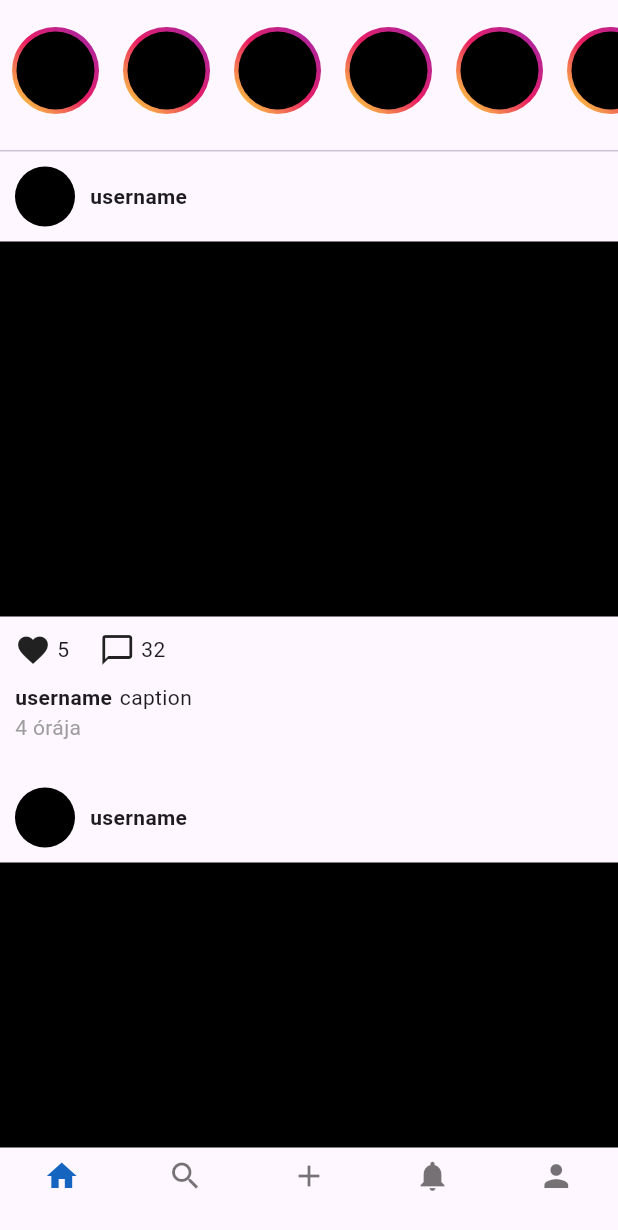
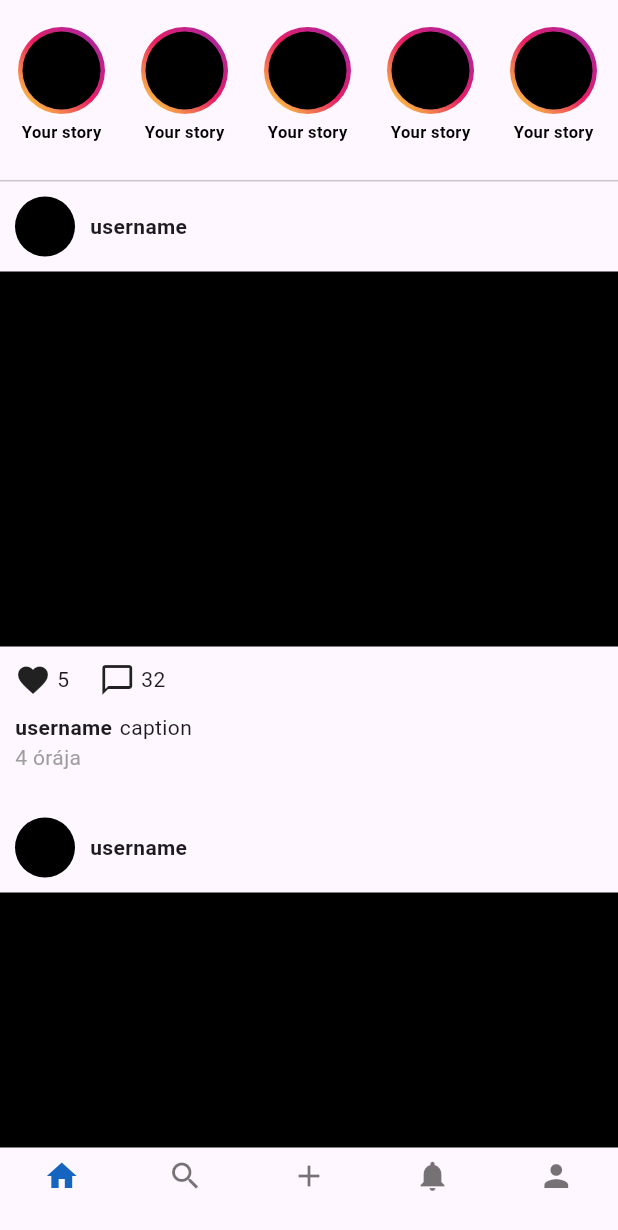
Before and after one commit to kyletaylor94/Instapp-Flutter-, a Flutter app: the screen it shows after launch, on a phone screen of 412 x 824 dp. Shown: the top 1230 px of the screen. Run offline on Flutter 3.47's test engine with Material 3 defaults, Android fonts, the phone set to English and light mode, and no system bars; our stand-ins replace image_picker.

Commit message:
ui bugfix on feedview stories

```diff
--- a/lib/presentation/feed/feed_page.dart
+++ b/lib/presentation/feed/feed_page.dart
@@ -9,15 +9,17 @@ class FeedPage extends StatelessWidget {
       body: Column(
         children: [
           Container(
-            height: 100,
-            padding: const EdgeInsets.symmetric(vertical: 10),
+            height: 120,
+            padding: const EdgeInsets.symmetric(
+              vertical: 10,
+            ),
             child: ListView.builder(
               scrollDirection: Axis.horizontal,
               itemCount: 10,
               itemBuilder: (context, index) {
                 return Padding(
                   padding: const EdgeInsets.symmetric(
-                      horizontal: 8.0, vertical: 8.0),
+                      horizontal: 12.0, vertical: 8.0),
                   child: Column(
                     children: [
                       Container(
@@ -40,6 +42,14 @@ class FeedPage extends StatelessWidget {
                         ),
                       ),
                       const SizedBox(height: 4),
+                      const Text(
+                        'Your story',
+                        style: TextStyle(
+                          fontSize: 11,
+                          color: Colors.black,
+                          fontWeight: FontWeight.bold,
+                        ),
+                      )
                     ],
                   ),
                 );
```
